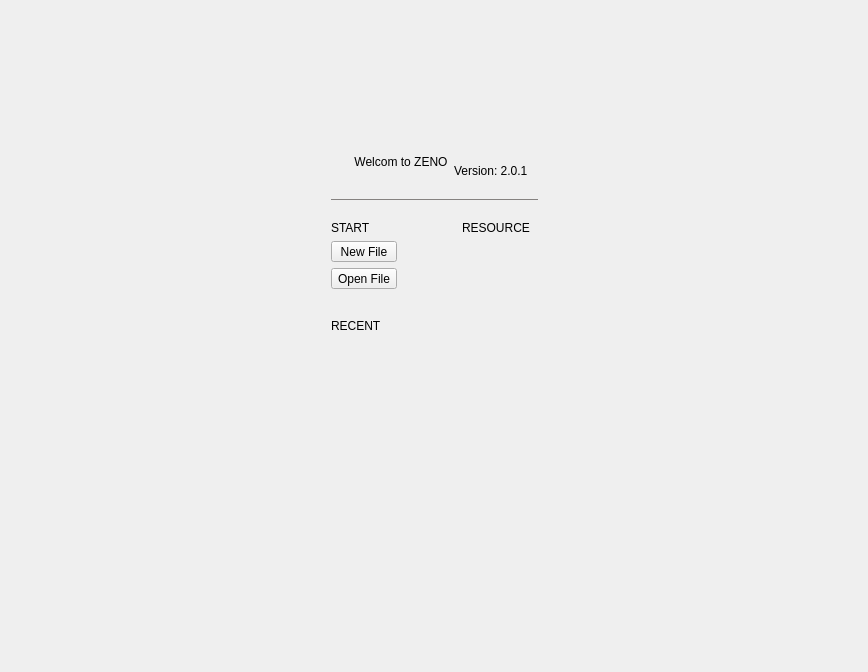
Above: ui/zenoedit/nodesview/welcomepage.ui from zenustech/zeno before the change. Below: the same form after it.
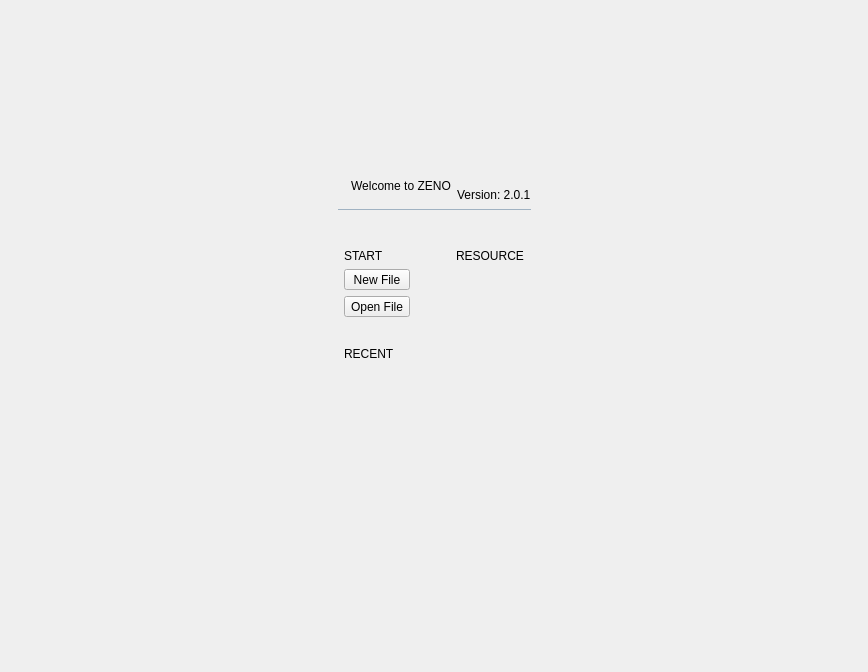
That is the form after the change. Icons and pictures are not drawn. Custom widgets are drawn as their Qt base class.

Diff of the .ui file:
```diff
--- a/ui/zenoedit/nodesview/welcomepage.ui
+++ b/ui/zenoedit/nodesview/welcomepage.ui
@@ -16,66 +16,7 @@
   <property name="autoFillBackground">
    <bool>true</bool>
   </property>
-  <layout class="QHBoxLayout" name="horizontalLayout_2">
-   <item>
-    <layout class="QHBoxLayout" name="horizontalLayout">
-     <item>
-      <spacer name="horizontalSpacer_2">
-       <property name="orientation">
-        <enum>Qt::Horizontal</enum>
-       </property>
-       <property name="sizeHint" stdset="0">
-        <size>
-         <width>40</width>
-         <height>20</height>
-        </size>
-       </property>
-      </spacer>
-     </item>
-     <item>
-      <widget class="QWidget" name="widgetCenter" native="true">
-       <property name="sizePolicy">
-        <sizepolicy hsizetype="Fixed" vsizetype="Preferred">
-         <horstretch>0</horstretch>
-         <verstretch>0</verstretch>
-        </sizepolicy>
-       </property>
-       <property name="minimumSize">
-        <size>
-         <width>200</width>
-         <height>0</height>
-        </size>
-       </property>
-       <layout class="QVBoxLayout" name="verticalLayout_11">
-        <property name="leftMargin">
-         <number>0</number>
-        </property>
-        <property name="topMargin">
-         <number>0</number>
-        </property>
-        <property name="rightMargin">
-         <number>0</number>
-        </property>
-        <property name="bottomMargin">
-         <number>0</number>
-        </property>
-        <item>
-         <layout class="QVBoxLayout" name="verticalLayout">
-          <property name="spacing">
-           <number>20</number>
-          </property>
-          <property name="leftMargin">
-           <number>0</number>
-          </property>
-          <property name="topMargin">
-           <number>0</number>
-          </property>
-          <property name="rightMargin">
-           <number>0</number>
-          </property>
-          <property name="bottomMargin">
-           <number>0</number>
-          </property>
+  <layout class="QVBoxLayout" name="verticalLayout_4" stretch="10,2,2,3,10">
           <item>
            <spacer name="verticalSpacer">
             <property name="orientation">
@@ -90,39 +31,37 @@
            </spacer>
           </item>
           <item>
+    <layout class="QHBoxLayout" name="horizontalLayout_2" stretch="10,0,10">
+     <property name="topMargin">
+      <number>0</number>
+     </property>
+     <item>
+      <spacer name="horizontalSpacer">
+       <property name="orientation">
+        <enum>Qt::Horizontal</enum>
+       </property>
+       <property name="sizeHint" stdset="0">
+        <size>
+         <width>40</width>
+         <height>20</height>
+        </size>
+       </property>
+      </spacer>
+     </item>
+     <item>
+      <layout class="QVBoxLayout" name="verticalLayout">
+       <property name="leftMargin">
+        <number>0</number>
+       </property>
+       <item>
            <layout class="QHBoxLayout" name="horizontalLayout_3">
-            <property name="spacing">
-             <number>6</number>
-            </property>
             <property name="leftMargin">
              <number>0</number>
             </property>
-            <property name="topMargin">
-             <number>0</number>
-            </property>
-            <property name="rightMargin">
-             <number>0</number>
-            </property>
-            <property name="bottomMargin">
-             <number>0</number>
-            </property>
-            <item>
-             <spacer name="horizontalSpacer_9">
-              <property name="orientation">
-               <enum>Qt::Horizontal</enum>
-              </property>
-              <property name="sizeHint" stdset="0">
-               <size>
-                <width>10</width>
-                <height>20</height>
-               </size>
-              </property>
-             </spacer>
-            </item>
             <item>
              <widget class="QLabel" name="lblIogoIcon">
               <property name="sizePolicy">
-               <sizepolicy hsizetype="Fixed" vsizetype="Preferred">
+            <sizepolicy hsizetype="Preferred" vsizetype="Preferred">
                 <horstretch>0</horstretch>
                 <verstretch>0</verstretch>
                </sizepolicy>
@@ -147,7 +86,7 @@
                </sizepolicy>
               </property>
               <property name="text">
-               <string>Welcom to ZENO</string>
+            <string>Welcome to ZENO</string>
               </property>
               <property name="alignment">
                <set>Qt::AlignCenter</set>
@@ -155,15 +94,12 @@
              </widget>
             </item>
             <item>
-             <layout class="QVBoxLayout" name="verticalLayout_4">
+          <layout class="QVBoxLayout" name="verticalLayout_12">
               <property name="leftMargin">
                <number>0</number>
               </property>
-              <property name="rightMargin">
-               <number>0</number>
-              </property>
               <item>
-               <spacer name="verticalSpacer_6">
+            <spacer name="verticalSpacer_5">
                 <property name="orientation">
                  <enum>Qt::Vertical</enum>
                 </property>
@@ -187,19 +123,6 @@
               </item>
              </layout>
             </item>
-            <item>
-             <spacer name="horizontalSpacer_10">
-              <property name="orientation">
-               <enum>Qt::Horizontal</enum>
-              </property>
-              <property name="sizeHint" stdset="0">
-               <size>
-                <width>10</width>
-                <height>20</height>
-               </size>
-              </property>
-             </spacer>
-            </item>
            </layout>
           </item>
           <item>
@@ -214,7 +137,7 @@
              <string notr="true">QFrame
 {
 	font-size: 12pt;
-	color: rgb(133, 130, 128);
+	color: rgb(160, 178, 194);
 }</string>
             </property>
             <property name="frameShape">
@@ -225,15 +148,57 @@
             </property>
            </widget>
           </item>
+      </layout>
+     </item>
           <item>
-           <layout class="QHBoxLayout" name="horizontalLayout_4">
-            <property name="spacing">
-             <number>0</number>
-            </property>
-            <property name="rightMargin">
+      <spacer name="horizontalSpacer_2">
+       <property name="orientation">
+        <enum>Qt::Horizontal</enum>
+       </property>
+       <property name="sizeHint" stdset="0">
+        <size>
+         <width>40</width>
+         <height>20</height>
+        </size>
+       </property>
+      </spacer>
+     </item>
+    </layout>
+   </item>
+   <item>
+    <spacer name="verticalSpacer_6">
+     <property name="orientation">
+      <enum>Qt::Vertical</enum>
+     </property>
+     <property name="sizeHint" stdset="0">
+      <size>
+       <width>20</width>
+       <height>40</height>
+      </size>
+     </property>
+    </spacer>
+   </item>
+   <item>
+    <layout class="QHBoxLayout" name="horizontalLayout_10" stretch="10,0,10">
+     <property name="topMargin">
              <number>0</number>
             </property>
-            <property name="bottomMargin">
+     <item>
+      <spacer name="horizontalSpacer_3">
+       <property name="orientation">
+        <enum>Qt::Horizontal</enum>
+       </property>
+       <property name="sizeHint" stdset="0">
+        <size>
+         <width>40</width>
+         <height>20</height>
+        </size>
+       </property>
+      </spacer>
+     </item>
+     <item>
+      <layout class="QHBoxLayout" name="horizontalLayout">
+       <property name="leftMargin">
              <number>0</number>
             </property>
             <item>
@@ -354,13 +319,10 @@
              </layout>
             </item>
             <item>
-             <spacer name="horizontalSpacer_3">
+        <spacer name="horizontalSpacer_5">
               <property name="orientation">
                <enum>Qt::Horizontal</enum>
               </property>
-              <property name="sizeType">
-               <enum>QSizePolicy::Expanding</enum>
-              </property>
               <property name="sizeHint" stdset="0">
                <size>
                 <width>40</width>
@@ -429,19 +391,6 @@
                      </property>
                     </widget>
                    </item>
-                   <item>
-                    <spacer name="horizontalSpacer_8">
-                     <property name="orientation">
-                      <enum>Qt::Horizontal</enum>
-                     </property>
-                     <property name="sizeHint" stdset="0">
-                      <size>
-                       <width>40</width>
-                       <height>20</height>
-                      </size>
-                     </property>
-                    </spacer>
-                   </item>
                   </layout>
                  </item>
                  <item>
@@ -495,19 +444,6 @@
                      </property>
                     </widget>
                    </item>
-                   <item>
-                    <spacer name="horizontalSpacer_4">
-                     <property name="orientation">
-                      <enum>Qt::Horizontal</enum>
-                     </property>
-                     <property name="sizeHint" stdset="0">
-                      <size>
-                       <width>40</width>
-                       <height>20</height>
-                      </size>
-                     </property>
-                    </spacer>
-                   </item>
                   </layout>
                  </item>
                  <item>
@@ -564,19 +500,6 @@
                      </property>
                     </widget>
                    </item>
-                   <item>
-                    <spacer name="horizontalSpacer_7">
-                     <property name="orientation">
-                      <enum>Qt::Horizontal</enum>
-                     </property>
-                     <property name="sizeHint" stdset="0">
-                      <size>
-                       <width>40</width>
-                       <height>20</height>
-                      </size>
-                     </property>
-                    </spacer>
-                   </item>
                   </layout>
                  </item>
                  <item>
@@ -630,19 +553,6 @@
                      </property>
                     </widget>
                    </item>
-                   <item>
-                    <spacer name="horizontalSpacer_6">
-                     <property name="orientation">
-                      <enum>Qt::Horizontal</enum>
-                     </property>
-                     <property name="sizeHint" stdset="0">
-                      <size>
-                       <width>40</width>
-                       <height>20</height>
-                      </size>
-                     </property>
-                    </spacer>
-                   </item>
                   </layout>
                  </item>
                  <item>
@@ -696,19 +606,6 @@
                      </property>
                     </widget>
                    </item>
-                   <item>
-                    <spacer name="horizontalSpacer_5">
-                     <property name="orientation">
-                      <enum>Qt::Horizontal</enum>
-                     </property>
-                     <property name="sizeHint" stdset="0">
-                      <size>
-                       <width>40</width>
-                       <height>20</height>
-                      </size>
-                     </property>
-                    </spacer>
-                   </item>
                   </layout>
                  </item>
                  <item>
@@ -735,25 +632,7 @@
            </layout>
           </item>
           <item>
-           <spacer name="verticalSpacer_2">
-            <property name="orientation">
-             <enum>Qt::Vertical</enum>
-            </property>
-            <property name="sizeHint" stdset="0">
-             <size>
-              <width>20</width>
-              <height>40</height>
-             </size>
-            </property>
-           </spacer>
-          </item>
-         </layout>
-        </item>
-       </layout>
-      </widget>
-     </item>
-     <item>
-      <spacer name="horizontalSpacer">
+      <spacer name="horizontalSpacer_4">
        <property name="orientation">
         <enum>Qt::Horizontal</enum>
        </property>
@@ -767,6 +646,19 @@
      </item>
     </layout>
    </item>
+   <item>
+    <spacer name="verticalSpacer_8">
+     <property name="orientation">
+      <enum>Qt::Vertical</enum>
+     </property>
+     <property name="sizeHint" stdset="0">
+      <size>
+       <width>20</width>
+       <height>40</height>
+      </size>
+     </property>
+    </spacer>
+   </item>
   </layout>
  </widget>
  <customwidgets>
```
Left out of the diff: 6 changed lines with no effect on the pictures. Lines whose indentation alone changed are shown as unchanged.
